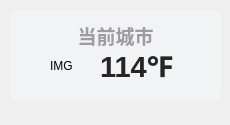
Qt form ui/default/widget-weather.ui (RinLit-233-shiroko/Class-Widgets) before a commit.
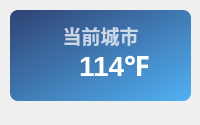
The same form after that commit. Icons and pictures are not drawn.

```diff
--- a/ui/default/widget-weather.ui
+++ b/ui/default/widget-weather.ui
@@ -6,7 +6,7 @@
    <rect>
     <x>0</x>
     <y>0</y>
-    <width>230</width>
+    <width>200</width>
     <height>125</height>
    </rect>
   </property>
@@ -30,7 +30,7 @@
     <rect>
      <x>20</x>
      <y>20</y>
-     <width>191</width>
+     <width>161</width>
      <height>31</height>
     </rect>
    </property>
@@ -43,7 +43,7 @@
     </font>
    </property>
    <property name="styleSheet">
-    <string notr="true">color: rgba(0, 0, 0, 90);
+    <string notr="true">color: rgba(255, 255, 255, 185);
 font-weight: bold;</string>
    </property>
    <property name="text">
@@ -56,67 +56,85 @@
     <set>Qt::AlignCenter</set>
    </property>
   </widget>
-  <widget class="QLabel" name="activity_countdown">
-   <property name="geometry">
-    <rect>
-     <x>100</x>
-     <y>40</y>
-     <width>111</width>
-     <height>51</height>
-    </rect>
-   </property>
-   <property name="font">
-    <font>
-     <family>Microsoft YaHei UI</family>
-     <pointsize>22</pointsize>
-     <weight>75</weight>
-     <bold>true</bold>
-    </font>
-   </property>
-   <property name="styleSheet">
-    <string notr="true">border: none;
-color: rgba(37, 37, 37, 255);
-font-weight: bold</string>
-   </property>
-   <property name="text">
-    <string>114℉</string>
-   </property>
-   <property name="textFormat">
-    <enum>Qt::PlainText</enum>
-   </property>
-   <property name="alignment">
-    <set>Qt::AlignLeading|Qt::AlignLeft|Qt::AlignVCenter</set>
-   </property>
-  </widget>
-  <widget class="QLabel" name="label">
+  <widget class="QLabel" name="backgnd">
    <property name="geometry">
     <rect>
      <x>10</x>
      <y>10</y>
-     <width>211</width>
+     <width>181</width>
      <height>91</height>
     </rect>
    </property>
    <property name="styleSheet">
-    <string notr="true">background-color: rgba(242, 243, 245, 242);
+    <string notr="true">background-color: qlineargradient(spread:pad, x1:0, y1:0, x2:1, y2:1, stop:0 rgba(40, 60, 110, 245), stop:1 rgba(75, 175, 245, 245));
 border-radius: 8px</string>
    </property>
    <property name="text">
     <string/>
    </property>
   </widget>
-  <widget class="QLabel" name="label_2">
+  <widget class="QWidget" name="horizontalLayoutWidget">
    <property name="geometry">
     <rect>
-     <x>50</x>
-     <y>50</y>
-     <width>31</width>
-     <height>31</height>
+     <x>30</x>
+     <y>10</y>
+     <width>141</width>
+     <height>111</height>
     </rect>
    </property>
-   <property name="text">
-    <string>IMG</string>
-   </property>
+   <layout class="QHBoxLayout" name="horizontalLayout_2">
+    <item>
+     <widget class="QLabel" name="weather_icon">
+      <property name="sizePolicy">
+       <sizepolicy hsizetype="Maximum" vsizetype="Maximum">
+        <horstretch>0</horstretch>
+        <verstretch>0</verstretch>
+       </sizepolicy>
+      </property>
+      <property name="text">
+       <string/>
+      </property>
+      <property name="pixmap">
+       <pixmap>../../img/weather/0.svg</pixmap>
+      </property>
+      <property name="alignment">
+       <set>Qt::AlignCenter</set>
+      </property>
+     </widget>
+    </item>
+    <item>
+     <widget class="QLabel" name="temperature">
+      <property name="sizePolicy">
+       <sizepolicy hsizetype="Maximum" vsizetype="Preferred">
+        <horstretch>0</horstretch>
+        <verstretch>0</verstretch>
+       </sizepolicy>
+      </property>
+      <property name="font">
+       <font>
+        <family>Microsoft YaHei UI</family>
+        <pointsize>21</pointsize>
+        <weight>75</weight>
+        <bold>true</bold>
+       </font>
+      </property>
+      <property name="styleSheet">
+       <string notr="true">border: none;
+color: rgba(255, 255, 255, 255);
+font-weight: bold</string>
+      </property>
+      <property name="text">
+       <string>114℉</string>
+      </property>
+      <property name="textFormat">
+       <enum>Qt::PlainText</enum>
+      </property>
+      <property name="alignment">
+       <set>Qt::AlignLeading|Qt::AlignLeft|Qt::AlignVCenter</set>
+      </property>
+     </widget>
+    </item>
+   </layout>
   </widget>
   <zorder>label</zorder>
   <zorder>activity_countdown_title</zorder>
```
Left out of the diff: 11 changed lines with no effect on the pictures.
